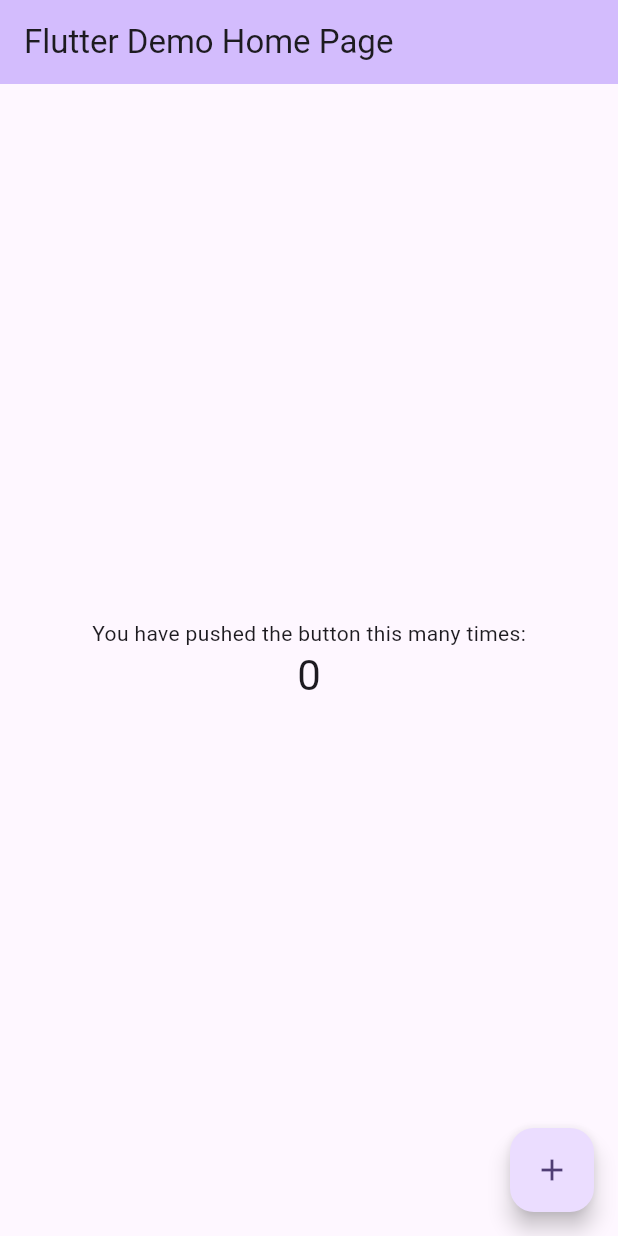
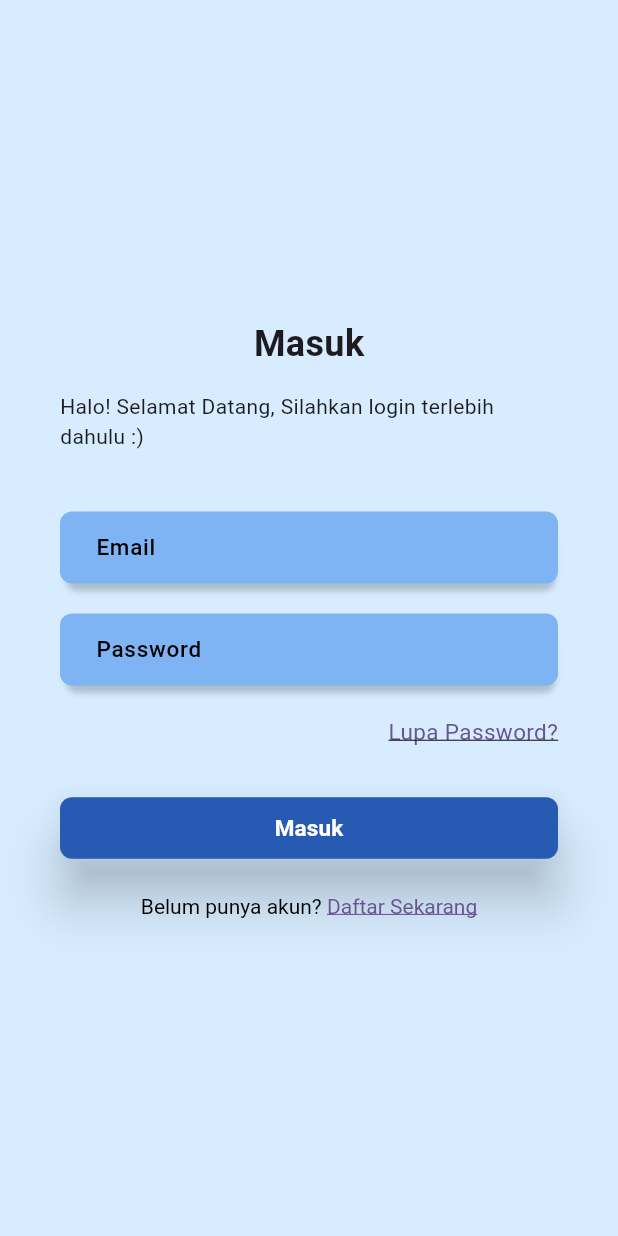
Before and after one commit to UQodev/esign, a Flutter app: the screen it shows after launch, on a phone screen of 412 x 824 dp. Run offline on Flutter 3.47's test engine with Material 3 defaults, Android fonts, the phone set to English and light mode, and no system bars; our stand-ins replace dartz, get_it, supabase_flutter; accounts and stored records are empty.

Commit message:
menambah halaman UI login dan register

```diff
--- a/lib/main.dart
+++ b/lib/main.dart
@@ -1,5 +1,6 @@
 import 'package:esign/core/config/supabase_config.dart';
 import 'package:esign/injection.dart';
+import 'package:esign/presentation/pages/auth/loginPage.dart';
 import 'package:flutter/material.dart';
 import 'package:supabase_flutter/supabase_flutter.dart';
 
@@ -22,12 +23,13 @@ class MyApp extends StatelessWidget {
   @override
   Widget build(BuildContext context) {
     return MaterialApp(
-      title: 'Flutter Demo',
+      title: 'E-Sign',
       theme: ThemeData(
         colorScheme: ColorScheme.fromSeed(seedColor: Colors.deepPurple),
         useMaterial3: true,
       ),
-      home: const MyHomePage(title: 'Flutter Demo Home Page'),
+      debugShowCheckedModeBanner: false,
+      home: const LoginPage(),
     );
   }
 }
--- /dev/null
+++ b/lib/presentation/pages/auth/loginPage.dart
@@ -0,0 +1,215 @@
+import 'package:esign/presentation/pages/auth/registerPage.dart';
+import 'package:flutter/gestures.dart';
+import 'package:flutter/material.dart';
+import 'package:flutter/rendering.dart';
+
+class LoginPage extends StatefulWidget {
+  const LoginPage({super.key});
+
+  @override
+  State<LoginPage> createState() => _LoginPageState();
+}
+
+class _LoginPageState extends State<LoginPage> {
+  @override
+  Widget build(BuildContext context) {
+    return Scaffold(
+      backgroundColor: Color.fromARGB(255, 215, 236, 255),
+      body: SafeArea(
+        child: Container(
+          // color: Colors.blue,
+          margin: const EdgeInsets.symmetric(horizontal: 40, vertical: 100),
+          child: Column(
+            mainAxisAlignment: MainAxisAlignment.center,
+            children: [
+              const Text(
+                'Masuk',
+                style: TextStyle(
+                  fontSize: 24,
+                  fontWeight: FontWeight.bold,
+                ),
+              ),
+              const SizedBox(height: 15),
+              const Text(
+                  'Halo! Selamat Datang, Silahkan login terlebih dahulu :)'),
+              const SizedBox(height: 40),
+              Container(
+                decoration: BoxDecoration(
+                  borderRadius: BorderRadius.circular(8),
+                  boxShadow: [
+                    BoxShadow(
+                      color: Colors.black.withOpacity(0.2),
+                      spreadRadius: -3,
+                      blurRadius: 3,
+                      offset: Offset(1, 8),
+                    ),
+                  ],
+                ),
+                child: TextField(
+                  controller: TextEditingController(),
+                  obscureText: false,
+                  textAlign: TextAlign.left,
+                  maxLines: 1,
+                  style: const TextStyle(
+                    fontWeight: FontWeight.w400,
+                    fontStyle: FontStyle.normal,
+                    fontSize: 17,
+                    color: Color(0xff000000),
+                  ),
+                  decoration: InputDecoration(
+                    disabledBorder: OutlineInputBorder(
+                      borderRadius: BorderRadius.circular(8.0),
+                      borderSide:
+                          const BorderSide(color: Color(0x00000000), width: 1),
+                    ),
+                    focusedBorder: OutlineInputBorder(
+                      borderRadius: BorderRadius.circular(8.0),
+                      borderSide:
+                          const BorderSide(color: Color(0x00000000), width: 1),
+                    ),
+                    enabledBorder: OutlineInputBorder(
+                      borderRadius: BorderRadius.circular(8.0),
+                      borderSide:
+                          const BorderSide(color: Color(0x00000000), width: 1),
+                    ),
+                    hintText: "Email",
+                    hintStyle: const TextStyle(
+                      fontWeight: FontWeight.w500,
+                      fontStyle: FontStyle.normal,
+                      fontSize: 15,
+                      color: Color(0xff000000),
+                    ),
+                    filled: true,
+                    fillColor: Color.fromARGB(255, 127, 180, 244),
+                    isDense: false,
+                    contentPadding: const EdgeInsets.fromLTRB(20, 0, 0, 0),
+                    border: OutlineInputBorder(
+                        borderRadius: BorderRadius.circular(8)),
+                  ),
+                ),
+              ),
+              const SizedBox(height: 20),
+              Container(
+                decoration: BoxDecoration(
+                  borderRadius: BorderRadius.circular(8),
+                  boxShadow: [
+                    BoxShadow(
+                      color: Colors.black.withOpacity(0.2),
+                      spreadRadius: -3,
+                      blurRadius: 3,
+                      offset: Offset(1, 8),
+                    ),
+                  ],
+                ),
+                child: TextField(
+                  controller: TextEditingController(),
+                  obscureText: false,
+                  textAlign: TextAlign.left,
+                  maxLines: 1,
+                  style: const TextStyle(
+                    fontWeight: FontWeight.w400,
+                    fontStyle: FontStyle.normal,
+                    fontSize: 17,
+                    color: Color(0xff000000),
+                  ),
+                  decoration: InputDecoration(
+                    disabledBorder: OutlineInputBorder(
+                      borderRadius: BorderRadius.circular(8.0),
+                      borderSide:
+                          const BorderSide(color: Color(0x00000000), width: 1),
+                    ),
+                    focusedBorder: OutlineInputBorder(
+                      borderRadius: BorderRadius.circular(8.0),
+                      borderSide:
+                          const BorderSide(color: Color(0x00000000), width: 1),
+                    ),
+                    enabledBorder: OutlineInputBorder(
+                      borderRadius: BorderRadius.circular(8.0),
+                      borderSide:
+                          const BorderSide(color: Color(0x00000000), width: 1),
+                    ),
+                    hintText: "Password",
+                    hintStyle: const TextStyle(
+                      fontWeight: FontWeight.w500,
+                      fontStyle: FontStyle.normal,
+                      fontSize: 15,
+                      color: Color(0xff000000),
+                    ),
+                    filled: true,
+                    fillColor: Color.fromARGB(255, 127, 180, 244),
+                    isDense: false,
+                    contentPadding: const EdgeInsets.fromLTRB(20, 0, 0, 0),
+                  ),
+                ),
+              ),
+              const SizedBox(height: 20),
+              Row(
+                mainAxisAlignment: MainAxisAlignment.end,
+                children: [
+                  Text(
+                    'Lupa Password?',
+                    style: TextStyle(
+                        fontSize: 15,
+                        color: Theme.of(context).colorScheme.primary,
+                        decoration: TextDecoration.underline),
+                  ),
+                ],
+              ),
+              const SizedBox(height: 30),
+              MaterialButton(
+                onPressed: () {},
+                color: Color.fromARGB(255, 39, 90, 179),
+                elevation: 15,
+                shape: RoundedRectangleBorder(
+                    borderRadius: BorderRadius.circular(8)),
+                padding: const EdgeInsets.all(10),
+                child: const Text(
+                  'Masuk',
+                  style: TextStyle(
+                      fontSize: 15,
+                      fontWeight: FontWeight.w600,
+                      fontStyle: FontStyle.normal),
+                ),
+                textColor: Colors.white,
+                height: 40,
+                minWidth: MediaQuery.of(context).size.width,
+              ),
+              const SizedBox(height: 20),
+              Row(
+                mainAxisAlignment: MainAxisAlignment.center,
+                children: [
+                  RichText(
+                    text: TextSpan(
+                      children: [
+                        const TextSpan(
+                          text: 'Belum punya akun? ',
+                          style: TextStyle(color: Colors.black),
+                        ),
+                        TextSpan(
+                          text: 'Daftar Sekarang',
+                          style: TextStyle(
+                            color: Theme.of(context).colorScheme.primary,
+                            decoration: TextDecoration.underline,
+                          ),
+                          recognizer: TapGestureRecognizer()
+                            ..onTap = () {
+                              Navigator.push(
+                                context,
+                                MaterialPageRoute(
+                                  builder: (context) => const RegisterPage(),
+                                ),
+                              );
+                            },
+                        ),
+                      ],
+                    ),
+                  ),
+                ],
+              )
+            ],
+          ),
+        ),
+      ),
+    );
+  }
+}
```
Also changed, not shown: lib/presentation/pages/auth/registerOption.dart (added, +15 -0 lines), lib/presentation/pages/auth/registerPage.dart (added, +278 -0 lines), 1 other file.
